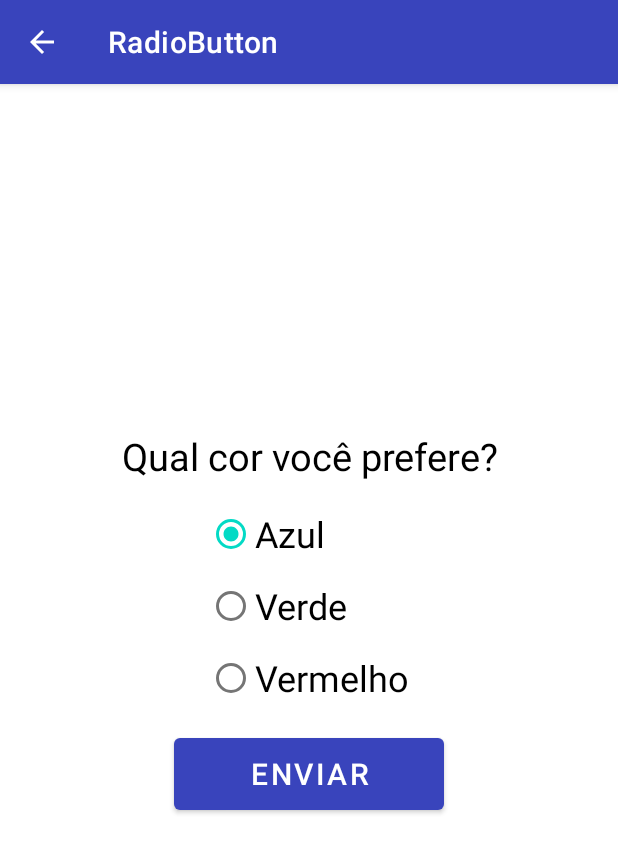
After one commit to mgckaled/Android_App_Login, an Android app: the Activity_uIWRadioButton screen opened directly, with no data from a screen before it, on a phone screen of 412 x 824 dp. The commit adds this screen. Shown: the top 853 px of the screen. Run offline under Robolectric (Android 15) with nearby library versions, the phone set to English and light mode, and no system bars.

Commit message:
Atualizando repositório remoto

```diff
--- /dev/null
+++ b/app/src/main/java/com/example/android_app_login/Activity_uIWRadioButton.java
@@ -0,0 +1,49 @@
+package com.example.android_app_login;
+
+import androidx.appcompat.app.AppCompatActivity;
+
+import android.graphics.Color;
+import android.os.Bundle;
+import android.widget.Button;
+import android.widget.RadioButton;
+import android.widget.TextView;
+
+import java.util.Objects;
+
+public class Activity_uIWRadioButton extends AppCompatActivity {
+
+  @Override
+  protected void onCreate(Bundle savedInstanceState) {
+    super.onCreate(savedInstanceState);
+    setContentView(R.layout.activity_u_i_w_radio_button);
+
+    // Set toolbar title
+    this.setTitle("RadioButton");
+
+    // Set arrow back on top toolbar
+    Objects.requireNonNull(getSupportActionBar()).setDisplayHomeAsUpEnabled(true);
+
+    Button btnRbResult = findViewById(R.id.rbBtnSubmit);
+    final TextView rbTextResult = findViewById(R.id.rbTextResult);
+    final RadioButton radio_blue = findViewById(R.id.rdBlue);
+    RadioButton radio_green = findViewById(R.id.rdGreen);
+    RadioButton radio_red = findViewById(R.id.rdred);
+
+    btnRbResult.setOnClickListener(view -> {
+      if (radio_blue.isChecked())
+      {
+        rbTextResult.setText("Prefiro a cor Azul");
+        rbTextResult.setTextColor(Color.BLUE);
+      }
+      if (radio_green.isChecked())
+      {
+        rbTextResult.setText("Prefiro a cor Verde");
+        rbTextResult.setTextColor(Color.GREEN);
+      }
+      if (radio_red.isChecked()) {
+        rbTextResult.setText("Prefiro a cor Vermelha");
+        rbTextResult.setTextColor(Color.RED);
+      }
+    });
+  }
+}
--- /dev/null
+++ b/app/src/main/res/layout/activity_u_i_w_radio_button.xml
@@ -0,0 +1,71 @@
+<?xml version="1.0" encoding="utf-8"?>
+<LinearLayout xmlns:android="http://schemas.android.com/apk/res/android"
+  xmlns:tools="http://schemas.android.com/tools"
+  android:layout_width="match_parent"
+  android:layout_height="wrap_content"
+  android:layout_gravity="center"
+  android:orientation="vertical"
+  android:padding="5dp"
+  android:layout_margin="5dp"
+  tools:context=".Activity_uIWRadioButton">
+
+  <TextView
+    android:id="@+id/textView4"
+    android:layout_width="match_parent"
+    android:layout_height="wrap_content"
+    android:text="Qual cor você prefere?"
+    android:textSize="25sp"
+    android:textColor="@color/black"
+    android:padding="5dp"
+    android:textAlignment="center"
+    android:layout_margin="5dp"/>
+
+  <RadioGroup
+    android:layout_width="wrap_content"
+    android:layout_height="wrap_content"
+    android:layout_gravity="center_horizontal
+"   android:id="@+id/radiogroup">
+
+    <RadioButton
+      android:id="@+id/rdBlue"
+      android:layout_width="wrap_content"
+      android:layout_height="wrap_content"
+      android:text="Azul"
+      android:textSize="24sp"
+      android:checked="true"/>
+    <RadioButton
+      android:id="@+id/rdGreen"
+      android:layout_width="wrap_content"
+      android:layout_height="wrap_content"
+      android:text="Verde"
+      android:textSize="24sp"
+      android:checked="false"/>
+    <RadioButton
+      android:id="@+id/rdred"
+      android:layout_width="wrap_content"
+      android:layout_height="wrap_content"
+      android:text="Vermelho"
+      android:textSize="24sp"
+      android:checked="false" />
+
+  </RadioGroup>
+
+  <Button
+    android:id="@+id/rbBtnSubmit"
+    android:layout_width="180dp"
+    android:layout_height="60dp"
+    android:layout_gravity="center_horizontal"
+    android:layout_marginTop="10dp"
+    android:text="Enviar"
+    android:textSize="20sp"/>
+
+  <TextView
+    android:id="@+id/rbTextResult"
+    android:layout_width="wrap_content"
+    android:layout_height="wrap_content"
+    android:layout_gravity="center_horizontal"
+    android:textColor="@color/black"
+    android:layout_marginTop="30sp"
+    android:textSize="20sp"/>
+
+</LinearLayout>
--- a/app/src/main/res/values/colors.xml
+++ b/app/src/main/res/values/colors.xml
@@ -7,4 +7,8 @@
   <color name="teal_700">#FF018786</color>
   <color name="black">#FF000000</color>
   <color name="white">#FFFFFFFF</color>
+  <color name="darkgreen">#FF006600</color>
+  <color name="darkred">#FF8B0000</color>
+  <color name="darkblue">#FF00008B</color>
+
 </resources>
```
Also changed, not shown: app/src/main/AndroidManifest.xml (+12 -0 lines), app/src/main/java/com/example/android_app_login/Activity_uIWSpinner.java (added, +38 -0 lines), app/src/main/java/com/example/android_app_login/Activity_uIWSwitch.java (added, +34 -0 lines), app/src/main/java/com/example/android_app_login/Activity_uIWToggleButton.java (added, +39 -0 lines), app/src/main/java/com/example/android_app_login/PrincipalActivity.java (+22 -6 lines), app/src/main/res/drawable-v24/ic_airplanemode_active_black_24dp.xml (added, +12 -0 lines), app/src/main/res/drawable-v24/ic_signal_wifi_1_bar_black_24dp.xml (added, +13 -0 lines), app/src/main/res/drawable/ic_imput_text_24dp.xml (added, +8 -0 lines), app/src/main/res/layout/activity_u_i_w_spinner.xml (added, +47 -0 lines), app/src/main/res/layout/activity_u_i_w_switch.xml (added, +31 -0 lines), app/src/main/res/layout/activity_u_i_w_toggle_button.xml (added, +30 -0 lines).
